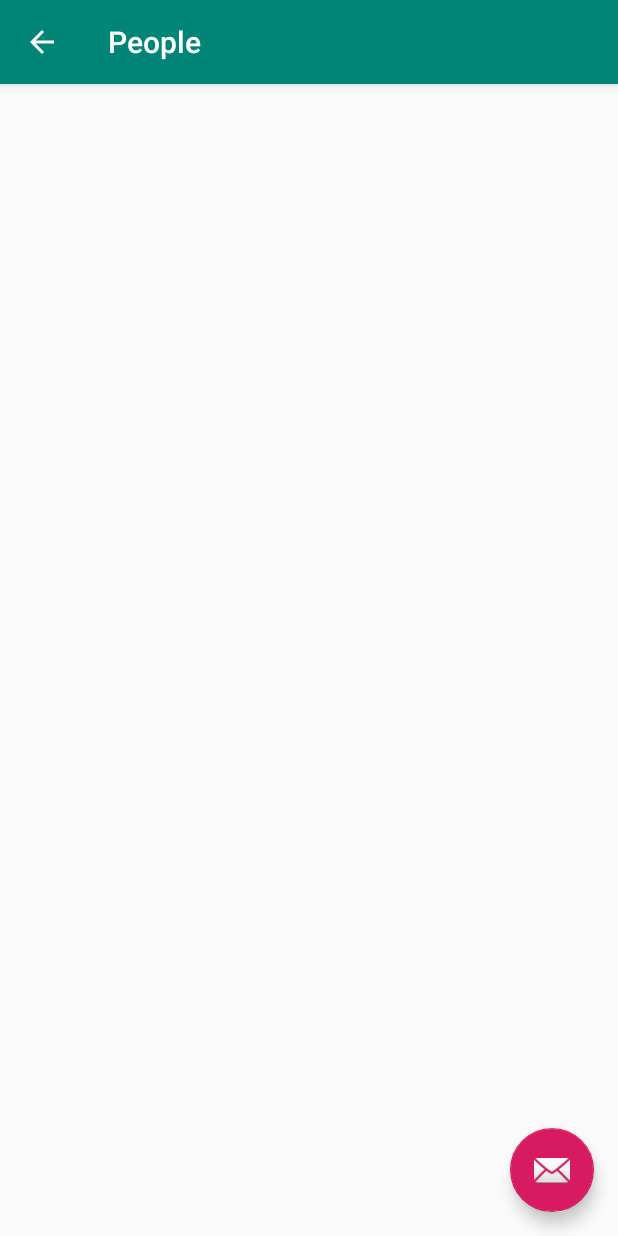
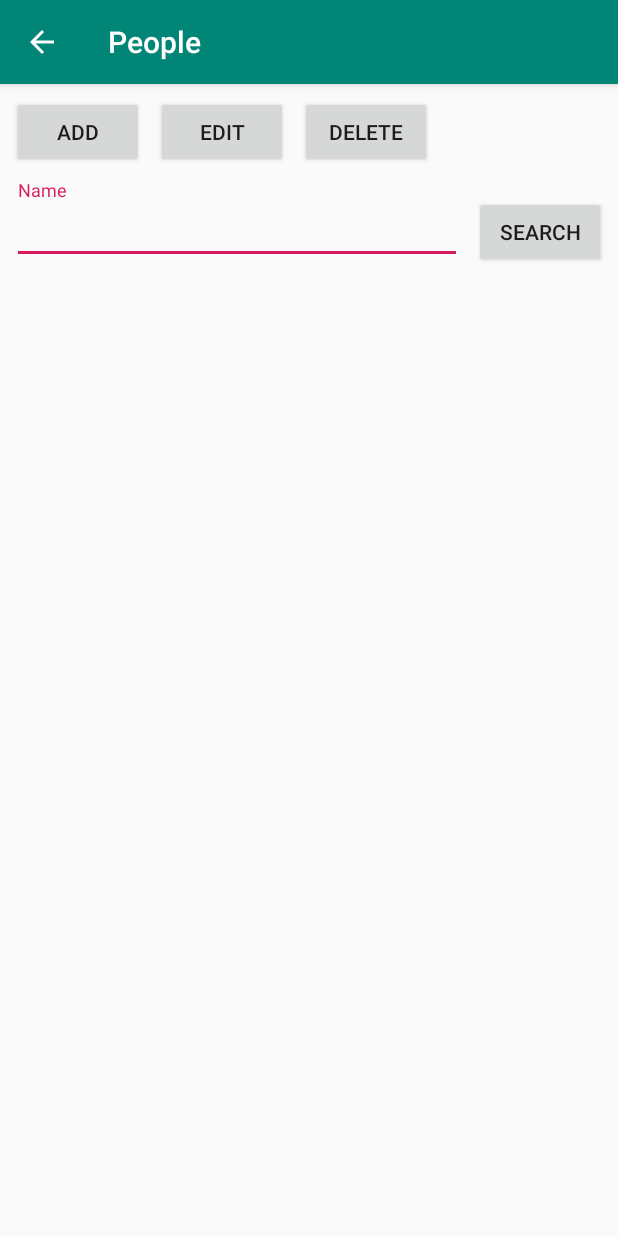
Before and after one commit to NilSilva/FilmesSeries, an Android app: the PessoasActivity screen opened directly, with no data from a screen before it, on a phone screen of 412 x 824 dp. Run offline under Robolectric (Android 15) with nearby library versions, the light colour scheme and no system bars.

Commit message:
Interface da activity pessoas adicionada

```diff
--- a/app/src/main/java/nil/filmesseries/PessoasActivity.java
+++ b/app/src/main/java/nil/filmesseries/PessoasActivity.java
@@ -18,16 +18,10 @@ public class PessoasActivity extends AppCompatActivity {
         setContentView(R.layout.activity_pessoas);
         Toolbar toolbar = findViewById(R.id.toolbar);
         setSupportActionBar(toolbar);
-
-        FloatingActionButton fab = findViewById(R.id.fab);
-        fab.setOnClickListener(new View.OnClickListener() {
-            @Override
-            public void onClick(View view) {
-                Snackbar.make(view, "Replace with your own action", Snackbar.LENGTH_LONG)
-                        .setAction("Action", null).show();
-            }
-        });
         getSupportActionBar().setDisplayHomeAsUpEnabled(true);
     }
 
+    public void Add(View view) {
+
+    }
 }
--- a/app/src/main/res/layout/activity_pessoas.xml
+++ b/app/src/main/res/layout/activity_pessoas.xml
@@ -22,12 +22,4 @@
 
     <include layout="@layout/content_pessoas" />
 
-    <com.google.android.material.floatingactionbutton.FloatingActionButton
-        android:id="@+id/fab"
-        android:layout_width="wrap_content"
-        android:layout_height="wrap_content"
-        android:layout_gravity="bottom|end"
-        android:layout_margin="@dimen/fab_margin"
-        app:srcCompat="@android:drawable/ic_dialog_email" />
-
 </androidx.coordinatorlayout.widget.CoordinatorLayout>
--- a/app/src/main/res/layout/content_pessoas.xml
+++ b/app/src/main/res/layout/content_pessoas.xml
@@ -8,4 +8,66 @@
     tools:context=".PessoasActivity"
     tools:showIn="@layout/activity_pessoas">
 
+    <Button
+        android:id="@+id/buttonAddPessoas"
+        android:layout_width="wrap_content"
+        android:layout_height="wrap_content"
+        android:layout_marginStart="8dp"
+        android:layout_marginLeft="8dp"
+        android:text="@string/butãoAdd"
+        app:layout_constraintBaseline_toBaselineOf="@+id/button2"
+        app:layout_constraintStart_toStartOf="parent"
+        android:onClick="Add"/>
+
+    <Button
+        android:id="@+id/button2"
+        android:layout_width="wrap_content"
+        android:layout_height="wrap_content"
+        android:layout_marginStart="8dp"
+        android:layout_marginLeft="8dp"
+        android:layout_marginTop="8dp"
+        android:text="@string/butãoEditar"
+        app:layout_constraintStart_toEndOf="@+id/buttonAddPessoas"
+        app:layout_constraintTop_toTopOf="parent" />
+
+    <Button
+        android:id="@+id/button5"
+        android:layout_width="wrap_content"
+        android:layout_height="wrap_content"
+        android:layout_marginStart="8dp"
+        android:layout_marginLeft="8dp"
+        android:layout_marginTop="8dp"
+        android:text="@string/butãoDelete"
+        app:layout_constraintBaseline_toBaselineOf="@+id/button2"
+        app:layout_constraintStart_toEndOf="@+id/button2"
+        app:layout_constraintTop_toTopOf="parent" />
+
+    <com.google.android.material.textfield.TextInputLayout
+        android:id="@+id/textInputLayout5"
+        android:layout_width="0dp"
+        android:layout_height="wrap_content"
+        android:layout_marginStart="8dp"
+        android:layout_marginLeft="8dp"
+        android:layout_marginTop="8dp"
+        android:layout_marginEnd="8dp"
+        android:layout_marginRight="8dp"
+        app:layout_constraintEnd_toStartOf="@+id/button6"
+        app:layout_constraintStart_toStartOf="parent"
+        app:layout_constraintTop_toBottomOf="@+id/button2">
+
+        <com.google.android.material.textfield.TextInputEditText
+            android:layout_width="match_parent"
+            android:layout_height="wrap_content"
+            android:hint="@string/AddHintNomeF" />
+    </com.google.android.material.textfield.TextInputLayout>
+
+    <Button
+        android:id="@+id/button6"
+        android:layout_width="wrap_content"
+        android:layout_height="wrap_content"
+        android:layout_marginEnd="8dp"
+        android:layout_marginRight="8dp"
+        android:text="@string/search"
+        app:layout_constraintBaseline_toBaselineOf="@+id/textInputLayout5"
+        app:layout_constraintEnd_toEndOf="parent" />
 </androidx.constraintlayout.widget.ConstraintLayout>
--- a/app/src/main/res/layout/content_tudo.xml
+++ b/app/src/main/res/layout/content_tudo.xml
@@ -16,7 +16,7 @@
         android:layout_marginLeft="8dp"
         android:layout_marginTop="8dp"
         android:onClick="AdicionarFS"
-        android:text="@string/butãoAdicionarFS"
+        android:text="@string/butãoAdd"
         app:layout_constraintStart_toStartOf="parent"
         app:layout_constraintTop_toTopOf="parent" />
 
@@ -41,7 +41,7 @@
         android:layout_marginLeft="8dp"
         android:layout_marginTop="8dp"
         android:onClick="EditarFS"
-        android:text="@string/butãoEditarFS"
+        android:text="@string/butãoEditar"
         app:layout_constraintStart_toEndOf="@+id/buttonAdicionarFS"
         app:layout_constraintTop_toTopOf="parent" />
 
@@ -53,7 +53,7 @@
         android:layout_marginLeft="8dp"
         android:layout_marginTop="8dp"
         android:onClick="DeleteFS"
-        android:text="@string/title_activity_delete_fs"
+        android:text="@string/butãoDelete"
         app:layout_constraintStart_toEndOf="@+id/buttonEditarFS"
         app:layout_constraintTop_toTopOf="parent" />
 
--- a/app/src/main/res/values/strings.xml
+++ b/app/src/main/res/values/strings.xml
@@ -5,7 +5,7 @@
     <string name="menuOpcoes">Settings</string>
     <string name="menuSobre">About</string>
     <string name="title_activity_tudo">All</string>
-    <string name="butãoAdicionarFS">Add</string>
+    <string name="butãoAdd">Add</string>
     <string-array name="OpcoesFS">
         <item>Movies &amp; TV shows</item>
         <item>Movies</item>
@@ -39,7 +39,8 @@
     <string name="AddNemFSErr">Add number of episodes</string>
     <string name="AddEpiVistosFSErr">Add number of episodes seen</string>
     <string name="parse_AddNumFS">Adicione um numero valido</string>
-    <string name="butãoEditarFS">Edit</string>
+    <string name="butãoEditar">Edit</string>
+    <string name="butãoDelete">Delete</string>
     <string name="title_activity_editar_fs">Edit movie/tv Show</string>
     <string name="title_activity_delete_fs">Delete</string>
     <string name="DeleteFSFormat">Format:</string>
@@ -51,5 +52,6 @@
     <string name="menuPeople">People</string>
     <string name="menuGenre">Genre</string>
     <string name="title_activity_pessoas">People</string>
+    <string name="search">Search</string>
 
 </resources>
```
